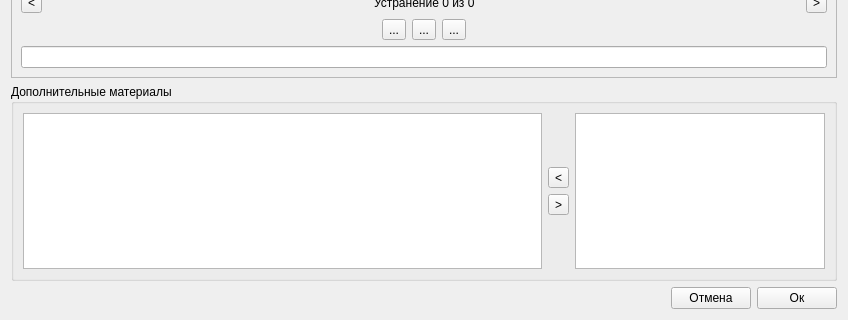
Balyaev-D-A/MFDB, file defectform.ui: the form before one commit; both pictures show x 0 to 848 and y 294 to 614 of the 848 by 614 pixel window.
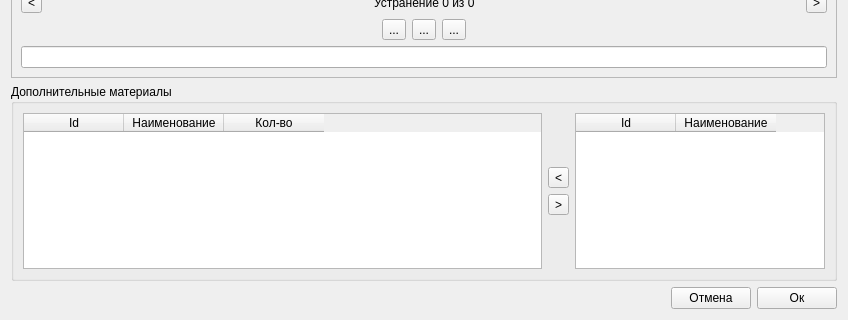
The form after the commit. Icons and pictures are not drawn. Custom widgets are drawn as their Qt base class.

What changed in the file:
```diff
--- a/defectform.ui
+++ b/defectform.ui
@@ -377,7 +377,38 @@
      </property>
      <layout class="QHBoxLayout" name="horizontalLayout_2">
       <item>
-       <widget class="QTableWidget" name="addedMatTable"/>
+       <widget class="DragDropTable" name="addedMatTable">
+        <property name="acceptDrops">
+         <bool>true</bool>
+        </property>
+        <property name="dragDropOverwriteMode">
+         <bool>false</bool>
+        </property>
+        <property name="dragDropMode">
+         <enum>QAbstractItemView::DragDrop</enum>
+        </property>
+        <property name="sortingEnabled">
+         <bool>true</bool>
+        </property>
+        <attribute name="verticalHeaderVisible">
+         <bool>false</bool>
+        </attribute>
+        <column>
+         <property name="text">
+          <string>Id</string>
+         </property>
+        </column>
+        <column>
+         <property name="text">
+          <string>Наименование</string>
+         </property>
+        </column>
+        <column>
+         <property name="text">
+          <string>Кол-во</string>
+         </property>
+        </column>
+       </widget>
       </item>
       <item>
        <layout class="QVBoxLayout" name="verticalLayout_2">
@@ -431,6 +462,31 @@
           <height>16777215</height>
          </size>
         </property>
+        <property name="acceptDrops">
+         <bool>true</bool>
+        </property>
+        <property name="dragDropOverwriteMode">
+         <bool>false</bool>
+        </property>
+        <property name="dragDropMode">
+         <enum>QAbstractItemView::DragDrop</enum>
+        </property>
+        <property name="sortingEnabled">
+         <bool>true</bool>
+        </property>
+        <attribute name="verticalHeaderVisible">
+         <bool>false</bool>
+        </attribute>
+        <column>
+         <property name="text">
+          <string>Id</string>
+         </property>
+        </column>
+        <column>
+         <property name="text">
+          <string>Наименование</string>
+         </property>
+        </column>
        </widget>
       </item>
      </layout>
@@ -472,6 +528,13 @@
    </item>
   </layout>
  </widget>
+ <customwidgets>
+  <customwidget>
+   <class>DragDropTable</class>
+   <extends>QTableWidget</extends>
+   <header>dragdroptable.h</header>
+  </customwidget>
+ </customwidgets>
  <resources>
   <include location="resource.qrc"/>
  </resources>
```
Left out of the diff: 2 changed lines with no effect on the pictures.
